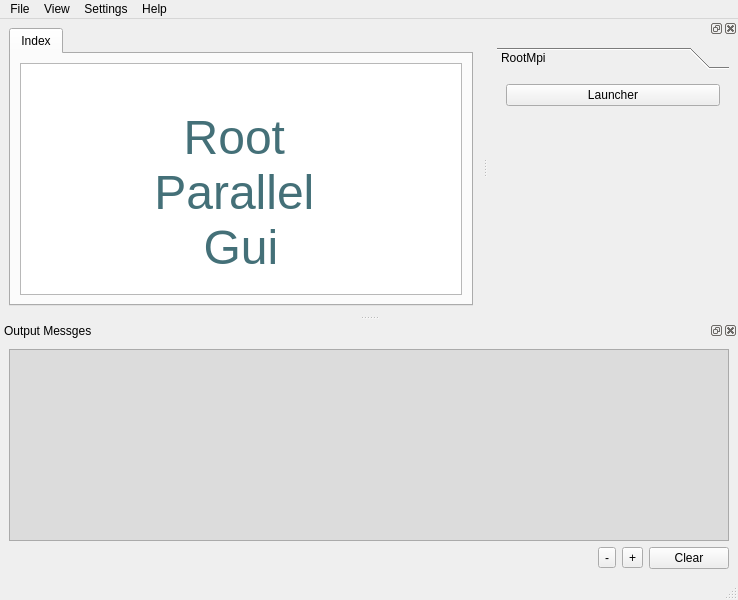
Before: the Qt Designer form uis/RootParallelGui/RootParallelGui.ui in omazapa/RootParallelGui, drawn with Qt 5.
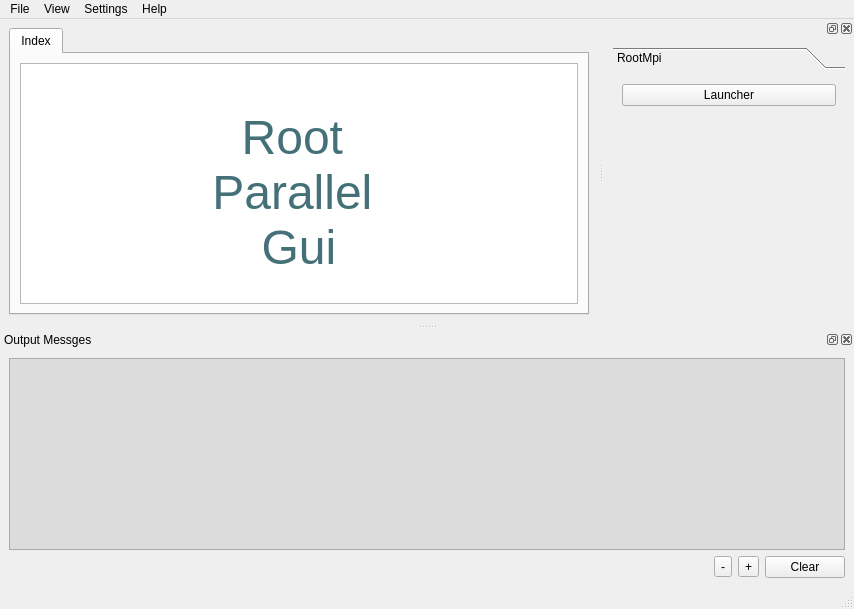
After: the same form once the commit is applied. Icons and pictures are not drawn.

The edit to the form file:
```diff
--- a/uis/RootParallelGui/RootParallelGui.ui
+++ b/uis/RootParallelGui/RootParallelGui.ui
@@ -6,8 +6,8 @@
    <rect>
     <x>0</x>
     <y>0</y>
-    <width>738</width>
-    <height>600</height>
+    <width>854</width>
+    <height>609</height>
    </rect>
   </property>
   <property name="windowTitle">
@@ -59,7 +59,7 @@
     <rect>
      <x>0</x>
      <y>0</y>
-     <width>738</width>
+     <width>854</width>
      <height>20</height>
     </rect>
    </property>
@@ -125,7 +125,7 @@
           <x>0</x>
           <y>0</y>
           <width>227</width>
-          <height>234</height>
+          <height>243</height>
          </rect>
         </property>
         <attribute name="label">
```
